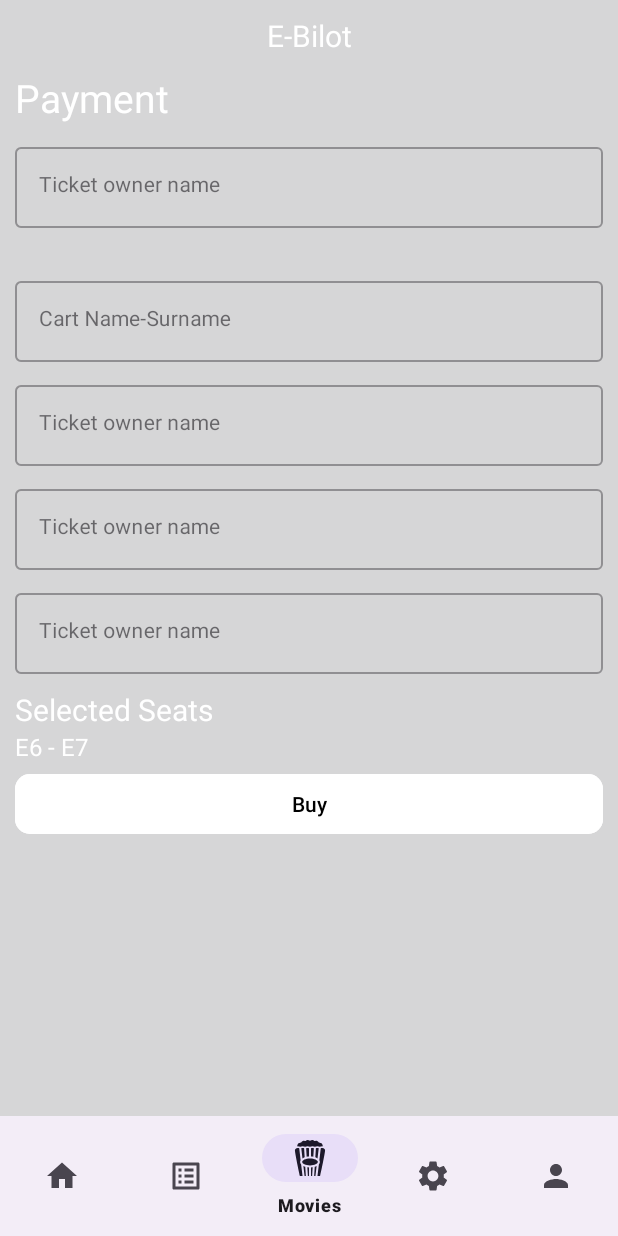
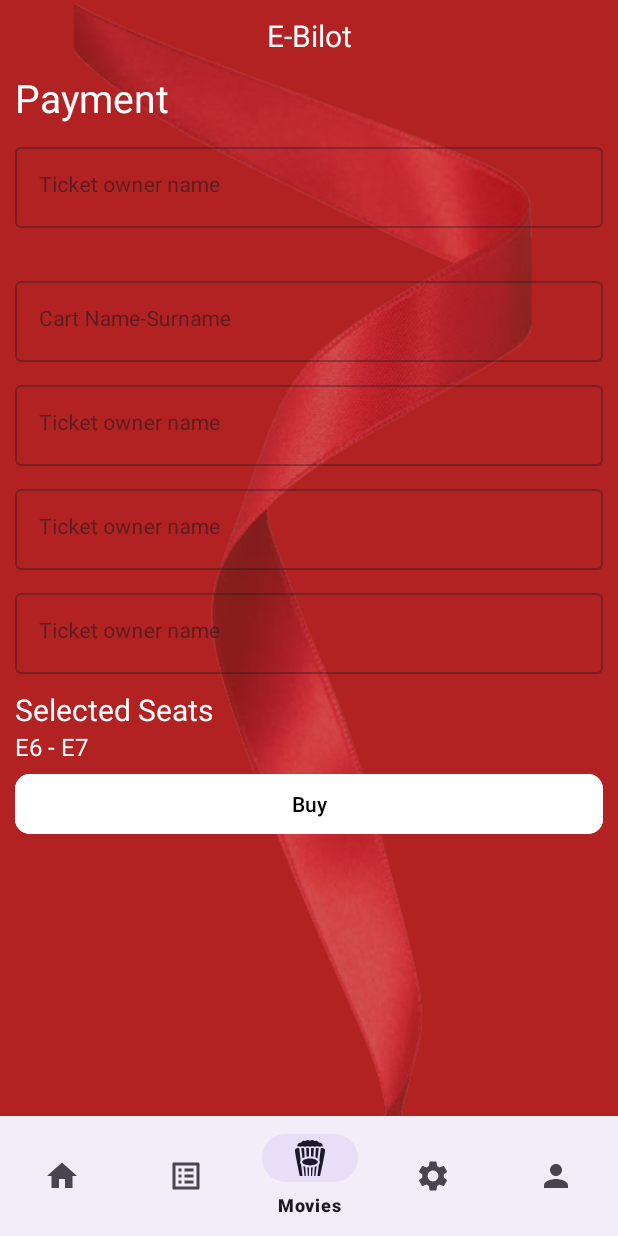
Before and after one commit to ErkinAl/E-Bilot, an Android app: the screen it shows after launch (MainActivity), item 3 of the bottom bar chosen, on a phone screen of 412 x 824 dp. Run offline under Robolectric (Android 15) with nearby library versions, the phone set to English and light mode, and no system bars.

Commit message:
file paths updated

```diff
--- a/app/src/main/res/layout/fragment_payment.xml
+++ b/app/src/main/res/layout/fragment_payment.xml
@@ -10,7 +10,7 @@
     <ImageView
         android:layout_width="match_parent"
         android:layout_height="match_parent"
-        android:src="@mipmap/general_background"
+        android:src="@drawable/general_bg"
         android:scaleType="centerCrop"/>
 
     <LinearLayout
--- a/app/src/main/res/layout/fragment_seat_choosing.xml
+++ b/app/src/main/res/layout/fragment_seat_choosing.xml
@@ -10,7 +10,7 @@
     <ImageView
         android:layout_width="match_parent"
         android:layout_height="match_parent"
-        android:src="@mipmap/general_background"
+        android:src="@drawable/general_bg"
         android:scaleType="centerCrop"/>
 
     <LinearLayout
```
Also changed, not shown: app/src/main/res/drawable/general_bg.png (added).
